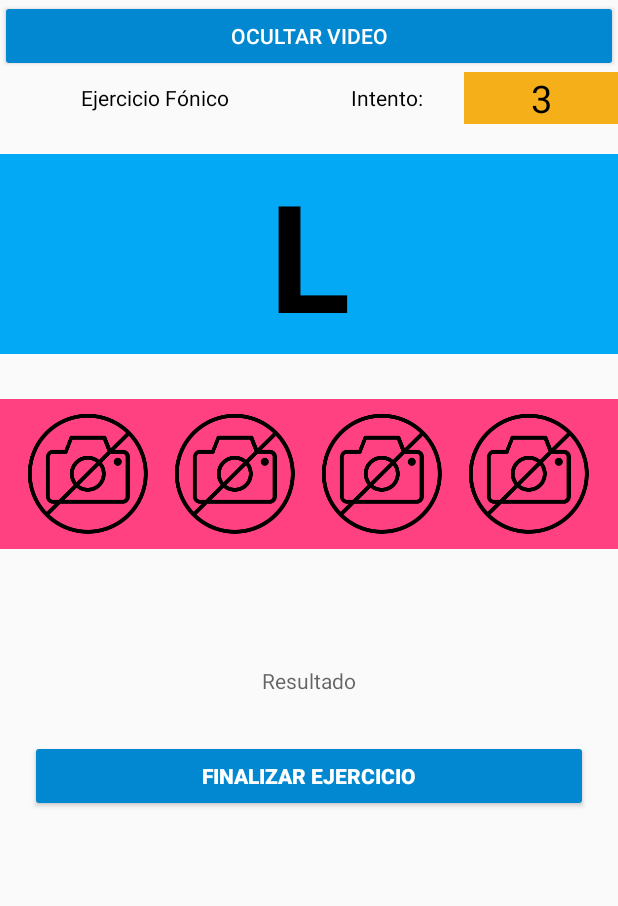
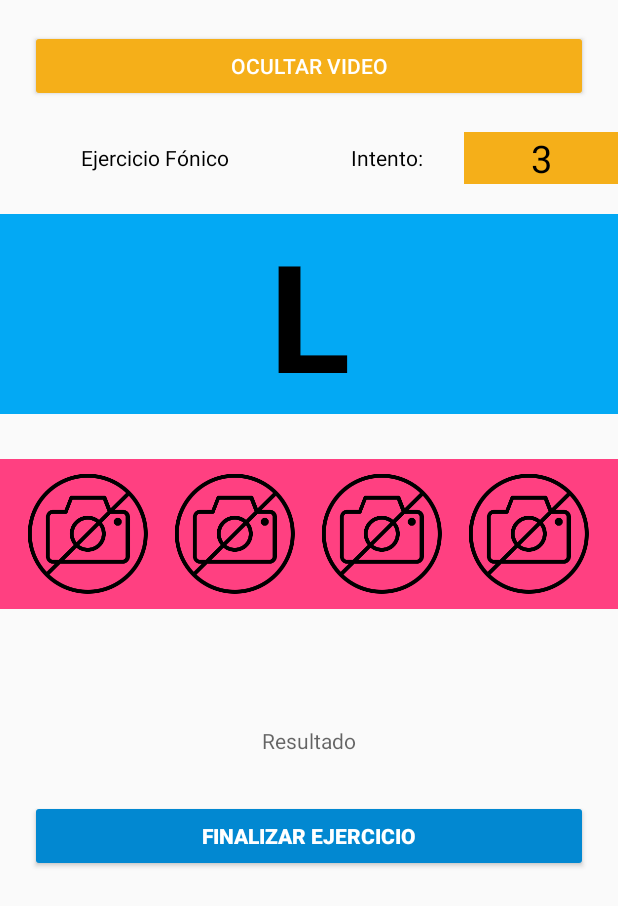
Before and after one commit to maurocabor521/Project_Dconfo_19, an Android app: the layout fragment_tipo1_fonico_estudiante.xml on its own in the app's theme, with its tools: preview values and no code run, on a phone screen of 412 x 824 dp. Shown: the top 906 px of the screen. Run offline under Robolectric (Android 15) with nearby library versions, the phone set to English and light mode, and no system bars; network calls fail.

Commit message:
nuevo commit

```diff
--- a/app/src/main/res/layout/fragment_tipo1_fonico_estudiante.xml
+++ b/app/src/main/res/layout/fragment_tipo1_fonico_estudiante.xml
@@ -35,7 +35,8 @@
                     android:layout_height="wrap_content"
                     android:text="Ocultar video"
                     android:id="@+id/btn_est_fon1_ocultar"
-                    android:theme="@style/RaisedButtonDark"/>
+                    android:theme="@style/RaisedButtonOrange"
+                    android:layout_margin="20dp"/>
 
             </LinearLayout>
 
@@ -92,7 +93,8 @@
                 android:layout_width="match_parent"
                 android:layout_height="wrap_content"
                 android:layout_marginTop="20dp"
-                android:orientation="vertical">
+                android:orientation="vertical"
+                android:id="@+id/ll_est_fon1_ejercicio">
 
                 <TextView
                     android:id="@+id/txt_estudiante_fonico1_letra"
```
Also changed, not shown: app/src/main/java/com/example/asus/dconfo_app/presentation/view/fragment/Estudiante/fonico/Tipo1FonicoFragment.java (+47 -4 lines), 2 other files.
